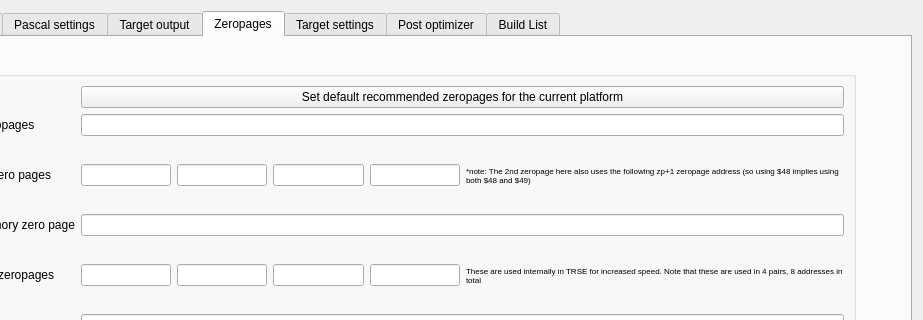
leuat/TRSE, file source/dialogprojectsettings.ui: the form before one commit; both pictures show x 108 to 1031 and y 0 to 320 of the 1031 by 605 pixel window.
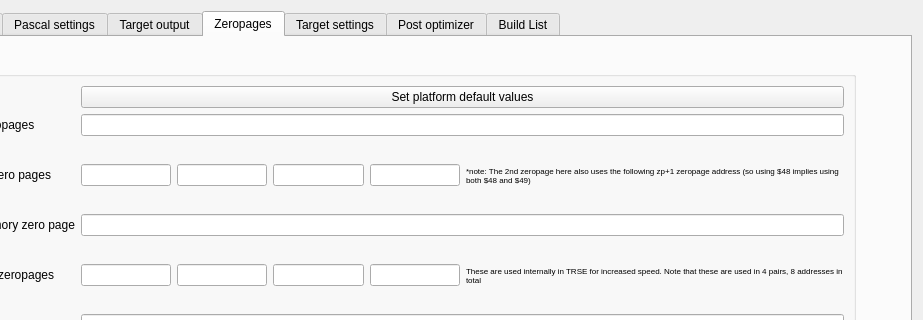
The form after the commit.

The edit to the form file:
```diff
--- a/source/dialogprojectsettings.ui
+++ b/source/dialogprojectsettings.ui
@@ -603,7 +603,7 @@
             <item row="1" column="1">
              <widget class="QPushButton" name="btnDefaultZP">
               <property name="text">
-               <string>Set default recommended zeropages for the current platform</string>
+               <string>Set platform default values</string>
               </property>
              </widget>
             </item>
```
